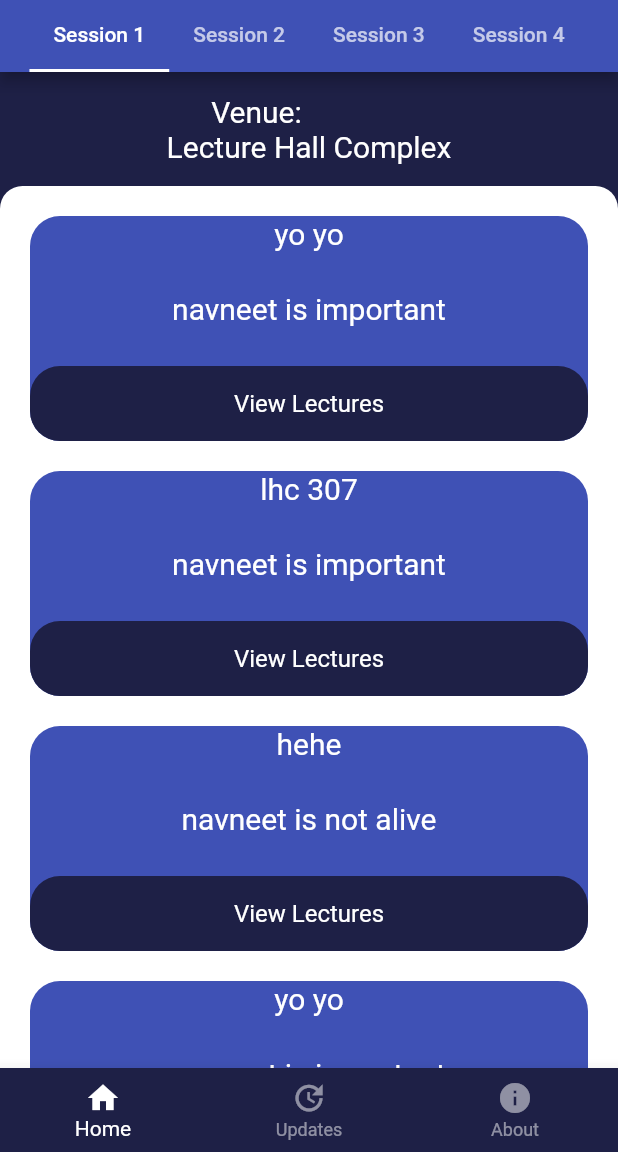
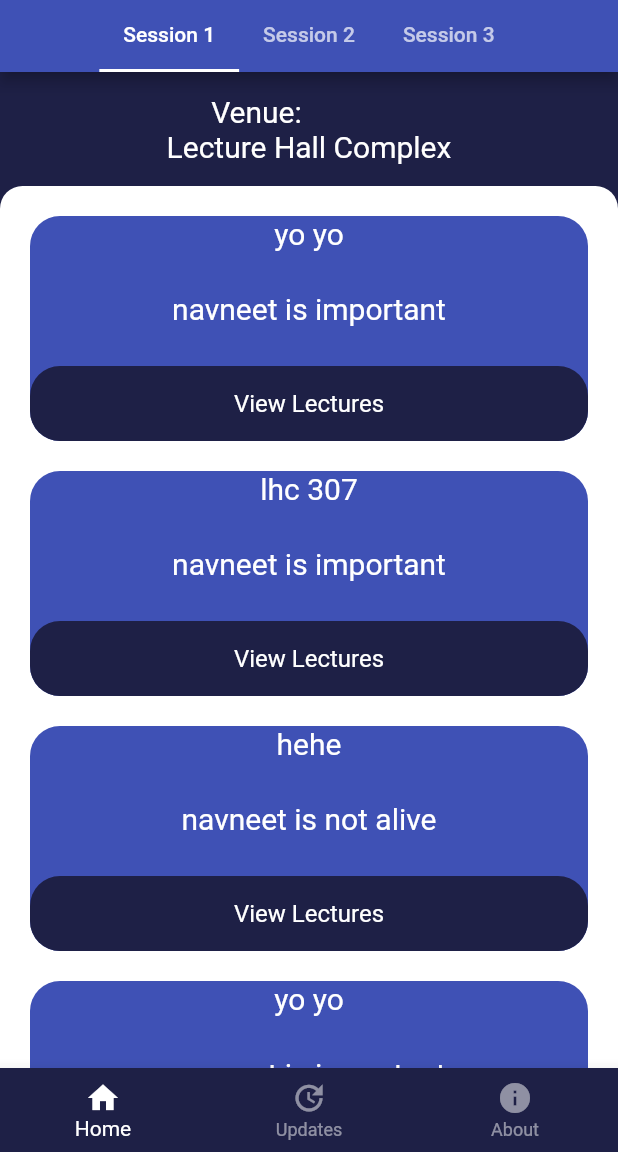
Before and after one commit to Navneetkrh/fmfp, a Flutter app: the OutlinePage screen opened directly, on a phone screen of 412 x 824 dp, the part 84-1236 px from its top. Run offline on Flutter 3.47's test engine with Material 2 defaults, Android fonts, the phone set to English and light mode, and no system bars; our stand-ins replace flutter_svg.

Commit message:
Update session length and add new session import

```diff
--- /dev/null
+++ b/lib/d1s1.dart
@@ -0,0 +1,52 @@
+import 'package:flutter/material.dart';
+import 'package:flutter/src/widgets/framework.dart';
+import 'package:flutter/src/widgets/placeholder.dart';
+import 'sessionobj.dart';
+
+class D1s1 extends StatelessWidget {
+  const D1s1({super.key});
+
+  @override
+  Widget build(BuildContext context) {
+    return  Container(
+                  child: Column(
+                    children: [
+                      Container(
+                        padding: const EdgeInsets.symmetric(
+                            horizontal: 20, vertical: 15),
+                        child: Text(
+                          "      Venue:\nLecture Hall Complex",
+                          style: TextStyle(
+                            fontSize: 20,
+                            fontWeight: FontWeight.w400,
+                            color: Colors.white,
+                          ),
+                        ),
+                      ),
+                      Expanded(
+                          child: Container(
+                        decoration: BoxDecoration(
+                            color: Colors.white, // set the color to white
+                            borderRadius: BorderRadius.only(
+                              topLeft: Radius.circular(
+                                  15), // round the top left corner
+                              topRight: Radius.circular(
+                                  15), // round the top right corner
+                            ) // round the corners
+                            ),
+                        child: ListView(
+                          padding: const EdgeInsets.all(20),
+                          children: <Widget>[
+                            SessionObject(room: "yo yo", name: "navneet is important" ),
+                            SessionObject(room: "lhc 307", name: "navneet is important"),
+                            SessionObject(room: "hehe", name: "navneet is not alive"),
+                            SessionObject(room: "yo yo", name: "navneet is important")
+
+                          ],
+                        ),
+                      ))
+                    ],
+                  ),
+                );
+  }
+}
--- a/lib/sessionobj.dart
+++ b/lib/sessionobj.dart
@@ -6,7 +6,7 @@ import 'package:flutter/src/widgets/framework.dart';
 import 'package:flutter/src/widgets/placeholder.dart';
 
 class SessionObject extends StatelessWidget {
-  const SessionObject({super.key,required this.room,required this.name});
+  const SessionObject({super.key,required this.room,required this.name,});
   final String room;
   final String name;
 
--- a/lib/sessions.dart
+++ b/lib/sessions.dart
@@ -4,6 +4,7 @@ import 'package:flutter/material.dart';
 import 'package:flutter/src/widgets/framework.dart';
 import 'package:flutter/src/widgets/placeholder.dart';
 import 'sessionobj.dart';
+import 'd1s1.dart';
 
 class SessionsPage extends StatefulWidget {
   const SessionsPage({super.key});
@@ -19,7 +20,7 @@ class _SessionsPageState extends State<SessionsPage> {
       debugShowCheckedModeBanner: false,
       title: "FMFP - 2023",
       home: DefaultTabController(
-        length: 4,
+        length: 3,
         child: Scaffold(
             appBar: AppBar(
               leading: Image.asset('assets/fmfp.png'),
@@ -33,7 +34,6 @@ class _SessionsPageState extends State<SessionsPage> {
                   Tab(text: 'Session 1'),
                   Tab(text: 'Session 2'),
                   Tab(text: 'Session 3'),
-                  Tab(text: 'Session 4'),
                 ],
               ),
             ),
@@ -41,49 +41,9 @@ class _SessionsPageState extends State<SessionsPage> {
 
             body: TabBarView(
               children: [
-                Container(
-                  child: Column(
-                    children: [
-                      Container(
-                        padding: const EdgeInsets.symmetric(
-                            horizontal: 20, vertical: 15),
-                        child: Text(
-                          "      Venue:\nLecture Hall Complex",
-                          style: TextStyle(
-                            fontSize: 20,
-                            fontWeight: FontWeight.w400,
-                            color: Colors.white,
-                          ),
-                        ),
-                      ),
-                      Expanded(
-                          child: Container(
-                        decoration: BoxDecoration(
-                            color: Colors.white, // set the color to white
-                            borderRadius: BorderRadius.only(
-                              topLeft: Radius.circular(
-                                  15), // round the top left corner
-                              topRight: Radius.circular(
-                                  15), // round the top right corner
-                            ) // round the corners
-                            ),
-                        child: ListView(
-                          padding: const EdgeInsets.all(20),
-                          children: <Widget>[
-                            SessionObject(room: "yo yo", name: "navneet is important"),
-                            SessionObject(room: "lhc 307", name: "navneet is important"),
-                            SessionObject(room: "hehe", name: "navneet is not alive"),
-                            SessionObject(room: "yo yo", name: "navneet is important")
-
-                          ],
-                        ),
-                      ))
-                    ],
-                  ),
-                ),
-                Icon(Icons.music_video),
-                Icon(Icons.music_video),
-                Icon(Icons.music_video),
+                D1s1(),
+              //  D1s2(),
+              //  D1s3(),
               ],
             )),
       ),
```
